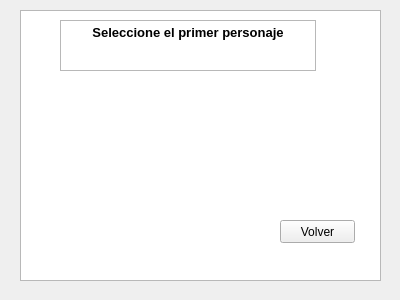
damsil99/Proyecto-Final, file street_of_war/ventana1.ui: the form before one commit.
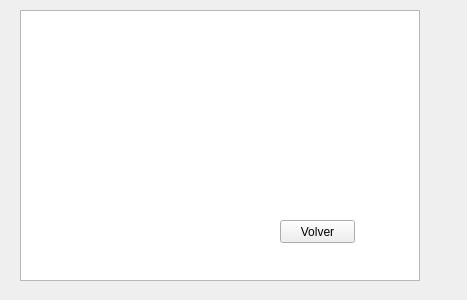
The form after the commit.

Patch:
```diff
--- a/street_of_war/ventana1.ui
+++ b/street_of_war/ventana1.ui
@@ -6,7 +6,7 @@
    <rect>
     <x>0</x>
     <y>0</y>
-    <width>400</width>
+    <width>467</width>
     <height>300</height>
    </rect>
   </property>
@@ -18,7 +18,7 @@
     <rect>
      <x>20</x>
      <y>10</y>
-     <width>361</width>
+     <width>400</width>
      <height>271</height>
     </rect>
    </property>
@@ -74,8 +74,8 @@
   <widget class="QPushButton" name="killer">
    <property name="geometry">
     <rect>
-     <x>60</x>
-     <y>180</y>
+     <x>70</x>
+     <y>170</y>
      <width>70</width>
      <height>70</height>
     </rect>
@@ -152,23 +152,6 @@
     <string/>
    </property>
   </widget>
-  <widget class="QTextBrowser" name="textBrowser">
-   <property name="geometry">
-    <rect>
-     <x>60</x>
-     <y>20</y>
-     <width>256</width>
-     <height>51</height>
-    </rect>
-   </property>
-   <property name="html">
-    <string>&lt;!DOCTYPE HTML PUBLIC &quot;-//W3C//DTD HTML 4.0//EN&quot; &quot;http://www.w3.org/TR/REC-html40/strict.dtd&quot;&gt;
-&lt;html&gt;&lt;head&gt;&lt;meta name=&quot;qrichtext&quot; content=&quot;1&quot; /&gt;&lt;style type=&quot;text/css&quot;&gt;
-p, li { white-space: pre-wrap; }
-&lt;/style&gt;&lt;/head&gt;&lt;body style=&quot; font-family:'MS Shell Dlg 2'; font-size:8.25pt; font-weight:400; font-style:normal;&quot;&gt;
-&lt;p align=&quot;center&quot; style=&quot; margin-top:0px; margin-bottom:0px; margin-left:0px; margin-right:0px; -qt-block-indent:0; text-indent:0px;&quot;&gt;&lt;span style=&quot; font-size:10pt; font-weight:600;&quot;&gt;Seleccione el primer personaje&lt;/span&gt;&lt;/p&gt;&lt;/body&gt;&lt;/html&gt;</string>
-   </property>
-  </widget>
   <zorder>graphicsView</zorder>
   <zorder>volver</zorder>
   <zorder>gif1</zorder>
```
Left out of the diff: 1 changed line with no effect on the pictures.
